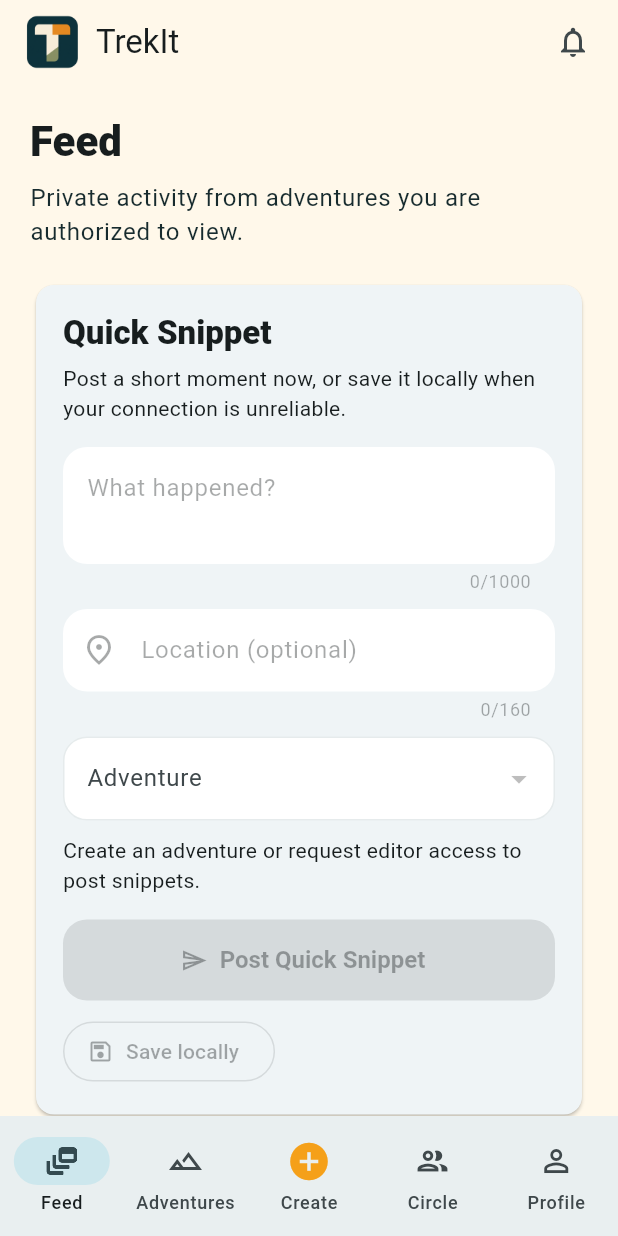
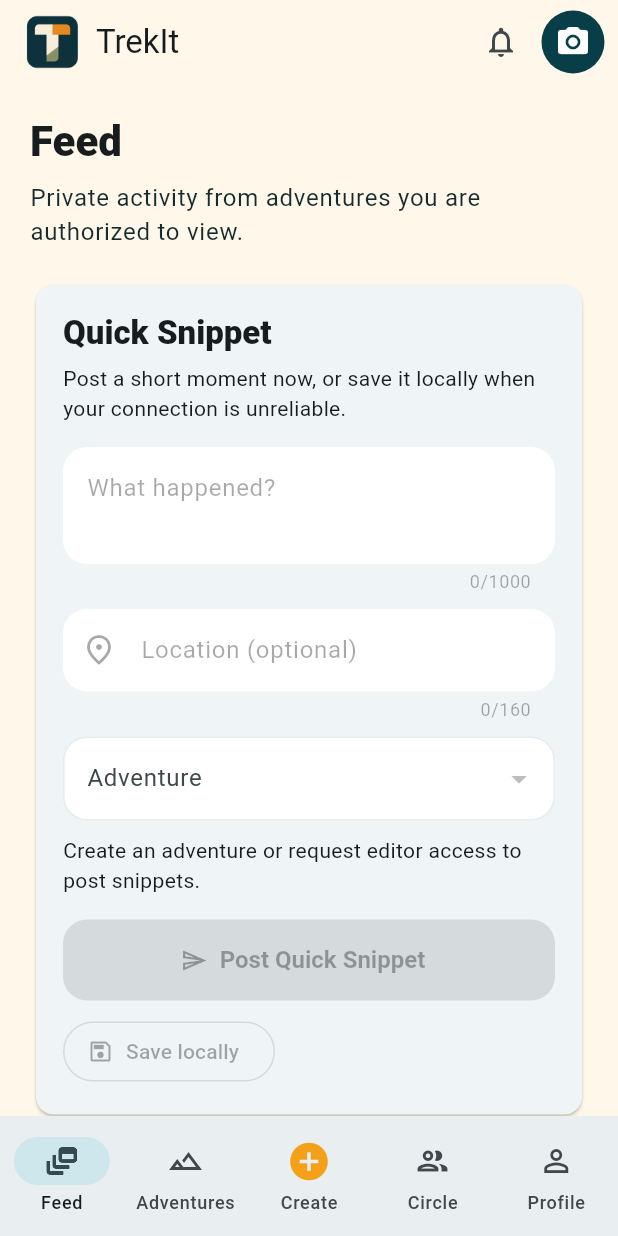
Before and after one commit to Mr-Snafu/trekitv2, a Flutter app: the screen it shows once a user with an empty profile is signed in, on a phone screen of 412 x 824 dp. Run offline on Flutter 3.47's test engine with Material 3 defaults, Android fonts, the phone set to English and light mode, and no system bars; our stand-ins replace cloud_firestore, firebase_auth, firebase_core, firebase_messaging, firebase_storage, image_picker and 3 more; missing offline and left inert: dart:js_interop; accounts and stored records are empty.

Commit message:
Make quick capture camera visible

```diff
--- /dev/null
+++ b/lib/core/widgets/quick_capture_button.dart
@@ -0,0 +1,41 @@
+import 'package:flutter/material.dart';
+
+import '../theme/trekit_theme.dart';
+
+class QuickCaptureButton extends StatelessWidget {
+  const QuickCaptureButton({
+    super.key,
+    required this.onPressed,
+    this.isLoading = false,
+  });
+
+  final VoidCallback? onPressed;
+  final bool isLoading;
+
+  @override
+  Widget build(BuildContext context) {
+    return Padding(
+      padding: const EdgeInsets.only(right: 6),
+      child: IconButton(
+        onPressed: isLoading ? null : onPressed,
+        tooltip: 'Quick capture',
+        style: IconButton.styleFrom(
+          backgroundColor: TrekItColors.deepTeal,
+          disabledBackgroundColor: TrekItColors.teal.withValues(alpha: 0.55),
+          foregroundColor: Colors.white,
+          disabledForegroundColor: Colors.white,
+          fixedSize: const Size.square(42),
+        ),
+        icon: isLoading
+            ? const SizedBox.square(
+                dimension: 20,
+                child: CircularProgressIndicator(
+                  strokeWidth: 2,
+                  color: Colors.white,
+                ),
+              )
+            : const Icon(Icons.photo_camera_rounded, size: 24),
+      ),
+    );
+  }
+}
```
Also changed, not shown: lib/features/home/presentation/home_screen.dart (+7 -25 lines), lib/features/trips/presentation/trip_detail_screen.dart (+4 -9 lines).
